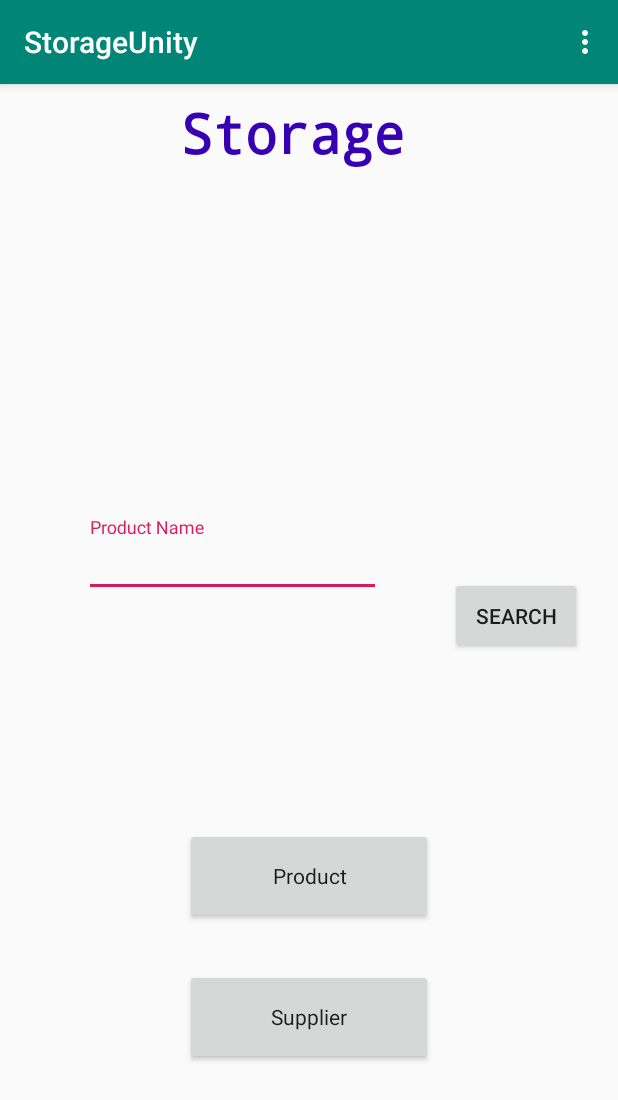
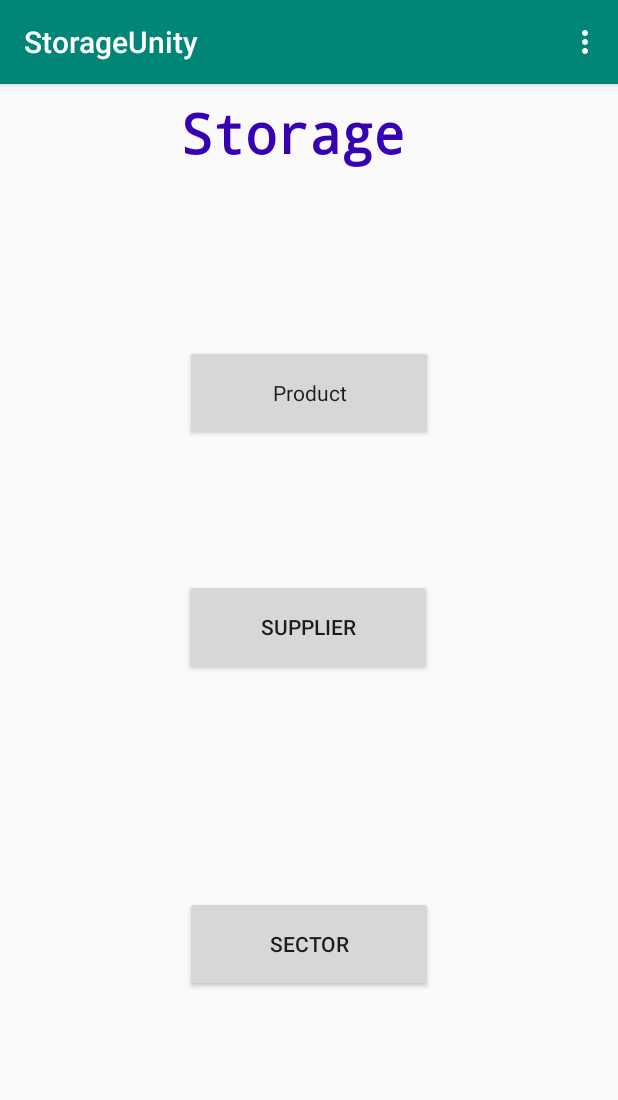
Before and after one commit to astorm123/StorageProject, an Android app: the screen it shows after launch (MainActivity), on a phone screen of 412 x 824 dp. Shown: the top 1100 px of the screen. Run offline under Robolectric (Android 15) with nearby library versions, the phone set to English and light mode, and no system bars.

Commit message:
New Activitys

```diff
--- a/app/src/main/AndroidManifest.xml
+++ b/app/src/main/AndroidManifest.xml
@@ -12,7 +12,8 @@
         android:roundIcon="@mipmap/ic_launcher_round"
         android:supportsRtl="true"
         android:theme="@style/AppTheme">
-        <activity android:name=".DeleteProduct"></activity>
+        <activity android:name=".Sector" />
+        <activity android:name=".DeleteProduct" />
         <activity android:name=".EditProduct" />
         <activity android:name=".CreateNewProd" />
         <activity android:name=".Produtos" />
--- a/app/src/main/java/pt/ipg/storageunity/MainActivity.java
+++ b/app/src/main/java/pt/ipg/storageunity/MainActivity.java
@@ -2,9 +2,6 @@ package pt.ipg.storageunity;
 
 import android.content.Intent;
 import android.os.Bundle;
-
-import com.google.android.material.floatingactionbutton.FloatingActionButton;
-import com.google.android.material.snackbar.Snackbar;
 
 import androidx.appcompat.app.AppCompatActivity;
 import androidx.appcompat.widget.Toolbar;
@@ -17,7 +14,10 @@ import android.widget.Toast;
 
 public class MainActivity extends AppCompatActivity {
 
-    private Button button;
+    private Button buttonLista;
+    private Button buttonSupplier;
+    private Button buttonSector;
+
 
     @Override
     protected void onCreate(Bundle savedInstanceState) {
@@ -27,14 +27,32 @@ public class MainActivity extends AppCompatActivity {
         setSupportActionBar(toolbar);
 
 
-        button = (Button) findViewById(R.id.Lista);
-        button.setOnClickListener(new View.OnClickListener() {
+        buttonLista = (Button) findViewById(R.id.buttonLista);
+        buttonLista.setOnClickListener(new View.OnClickListener() {
             @Override
             public void onClick(View v) {
                 openProdutos();
             }
         });
 
+
+        buttonSector = (Button) findViewById(R.id.buttonSector);
+        buttonSector.setOnClickListener(new View.OnClickListener() {
+            @Override
+            public void onClick(View v) {
+                openSector();
+            }
+        });
+
+      /*  buttonSupplier = findViewById(R.id.buttonFornecedor);
+        buttonSupplier.setOnClickListener(new View.OnClickListener() {
+            @Override
+            public void onClick(View v) {
+                openFornecedores();
+            }
+        });
+
+*/
 
     }
 
@@ -43,6 +61,20 @@ public class MainActivity extends AppCompatActivity {
         Intent intent = new Intent(this,Produtos.class);
         startActivity(intent);
     }
+
+
+
+
+    public void openSector(){
+        Intent intent = new Intent(this,Sector.class);
+        startActivity(intent);
+    }
+
+    /*public void openFornecedores(){
+        Intent intent = new Intent(this,Fornecedores.class);
+        startActivity(intent);
+    }
+*/
 
 
     @Override
--- a/app/src/main/res/layout/activity_main.xml
+++ b/app/src/main/res/layout/activity_main.xml
@@ -20,7 +20,9 @@
 
     </com.google.android.material.appbar.AppBarLayout>
 
-    <include layout="@layout/content_main" />
+    <include
+        android:id="@+id/buttonSupplier"
+        layout="@layout/content_main" />
 
 
 
--- a/app/src/main/res/layout/content_main.xml
+++ b/app/src/main/res/layout/content_main.xml
@@ -29,68 +29,46 @@
         app:layout_constraintTop_toTopOf="parent" />
 
     <Button
-        android:id="@+id/Lista"
+        android:id="@+id/buttonLista"
         android:layout_width="165dp"
         android:layout_height="64dp"
         android:layout_marginStart="8dp"
+        android:layout_marginTop="88dp"
         android:layout_marginEnd="8dp"
-        android:layout_marginBottom="208dp"
         android:text="@string/produtos"
         android:textAppearance="@style/TextAppearance.AppCompat.Headline"
         android:textSize="14sp"
-        app:layout_constraintBottom_toBottomOf="parent"
         app:layout_constraintEnd_toEndOf="parent"
-        app:layout_constraintStart_toStartOf="parent" />
+        app:layout_constraintStart_toStartOf="parent"
+        app:layout_constraintTop_toBottomOf="@+id/StorageTitle" />
 
     <Button
-        android:id="@+id/button__Lista"
-        android:layout_width="wrap_content"
-        android:layout_height="51dp"
-        android:layout_marginTop="8dp"
-        android:layout_marginEnd="24dp"
-        android:layout_marginBottom="116dp"
-        android:onClick="toast1"
-        android:text="@string/procurar"
-        app:layout_constraintBottom_toTopOf="@+id/Lista"
-        app:layout_constraintEnd_toEndOf="parent"
-        app:layout_constraintTop_toTopOf="parent"
-        app:layout_constraintVertical_bias="1.0" />
-
-    <Button
-        android:id="@+id/button"
+        android:id="@+id/buttonSector"
         android:layout_width="165dp"
         android:layout_height="64dp"
         android:layout_marginStart="8dp"
         android:layout_marginTop="8dp"
         android:layout_marginEnd="8dp"
-        android:layout_marginBottom="92dp"
-        android:text="@string/fornecedor"
-        android:textAppearance="@style/TextAppearance.AppCompat.Headline"
-        android:textSize="14sp"
+        android:layout_marginBottom="104dp"
+        android:text="@string/sector"
         app:layout_constraintBottom_toBottomOf="parent"
         app:layout_constraintEnd_toEndOf="parent"
         app:layout_constraintStart_toStartOf="parent"
-        app:layout_constraintTop_toBottomOf="@+id/Lista" />
+        app:layout_constraintTop_toBottomOf="@+id/buttonFornecedor"
+        app:layout_constraintVertical_bias="0.704" />
 
-    <com.google.android.material.textfield.TextInputLayout
-        android:id="@+id/textInputLayout"
-        android:layout_width="198dp"
-        android:layout_height="53dp"
+    <Button
+        android:id="@+id/buttonFornecedor"
+        android:layout_width="165dp"
+        android:layout_height="64dp"
         android:layout_marginStart="8dp"
-        android:layout_marginTop="8dp"
+        android:layout_marginTop="92dp"
         android:layout_marginEnd="8dp"
-        android:layout_marginBottom="8dp"
-        app:layout_constraintBottom_toTopOf="@+id/Lista"
-        app:layout_constraintEnd_toStartOf="@+id/button__Lista"
-        app:layout_constraintHorizontal_bias="0.555"
+        android:text="@string/supplier"
+        app:layout_constraintEnd_toEndOf="parent"
+        app:layout_constraintHorizontal_bias="0.498"
         app:layout_constraintStart_toStartOf="parent"
-        app:layout_constraintTop_toBottomOf="@+id/StorageTitle"
-        app:layout_constraintVertical_bias="0.572">
+        app:layout_constraintTop_toBottomOf="@+id/buttonLista" />
 
-        <com.google.android.material.textfield.TextInputEditText
-            android:layout_width="match_parent"
-            android:layout_height="wrap_content"
-            android:hint="@string/product_name" />
-    </com.google.android.material.textfield.TextInputLayout>
 
 </androidx.constraintlayout.widget.ConstraintLayout>
--- a/app/src/main/res/values/strings.xml
+++ b/app/src/main/res/values/strings.xml
@@ -21,6 +21,10 @@
     <string name="nome_do_produto">Product Name</string>
     <string name="CancelOperation">Operation Canceled</string>
     <string name="ProductSave">Product Saved</string>
+    <string name="supplier">Supplier</string>
+    <string name="add_new_supplier">ADD NEW SUPPLIER</string>
+    <string name="edit_supplier">EDIT SUPPLIER</string>
+    <string name="delete_supplier">DELETE SUPPLIER</string>
 
 
 </resources>
--- a/build.gradle
+++ b/build.gradle
@@ -7,7 +7,7 @@ buildscript {
 
     }
     dependencies {
-        classpath 'com.android.tools.build:gradle:3.3.2'
+        classpath 'com.android.tools.build:gradle:3.4.1'
 
         // NOTE: Do not place your application dependencies here; they belong
         // in the individual module build.gradle files
```
Also changed, not shown: app/src/main/java/pt/ipg/storageunity/CreateNewProd.java (+4 -4 lines), app/src/main/java/pt/ipg/storageunity/DeleteProduct.java (+4 -7 lines), app/src/main/java/pt/ipg/storageunity/EditProduct.java (+4 -4 lines), app/src/main/java/pt/ipg/storageunity/Sector.java (added, +14 -0 lines), app/src/main/res/layout/activity_create_new_prod.xml (+5 -4 lines), app/src/main/res/layout/activity_delete_product.xml (+4 -4 lines), app/src/main/res/layout/activity_edit_product.xml (+4 -4 lines), app/src/main/res/layout/activity_sector.xml (added, +9 -0 lines), gradle/wrapper/gradle-wrapper.properties, 1 other file.
